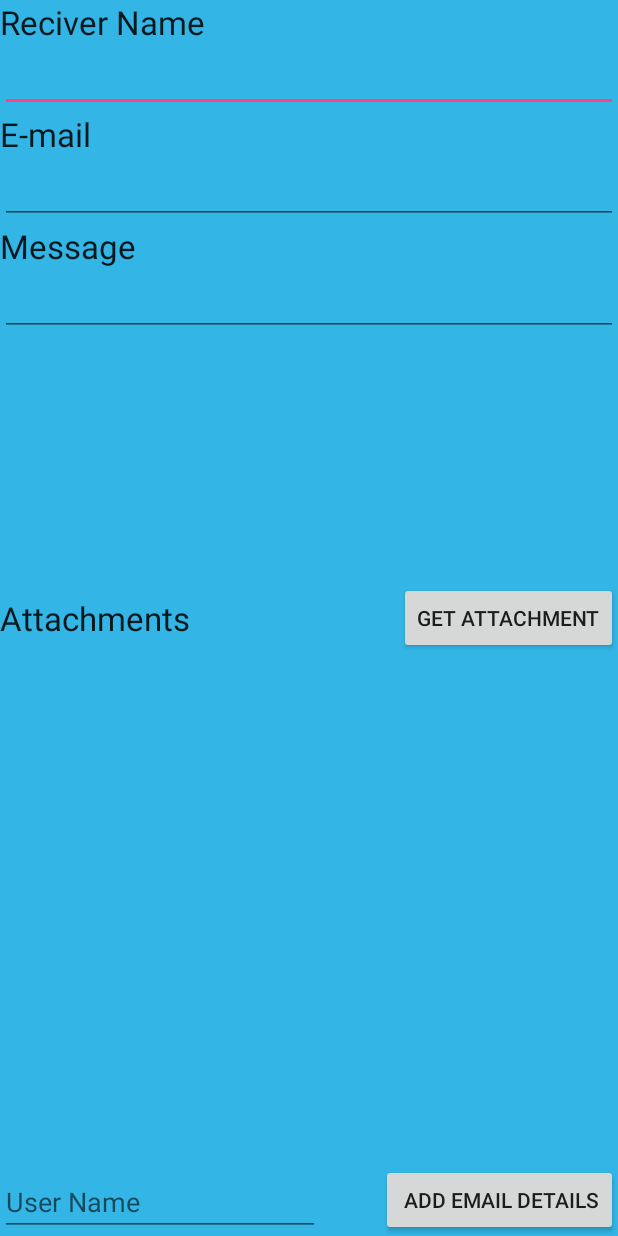
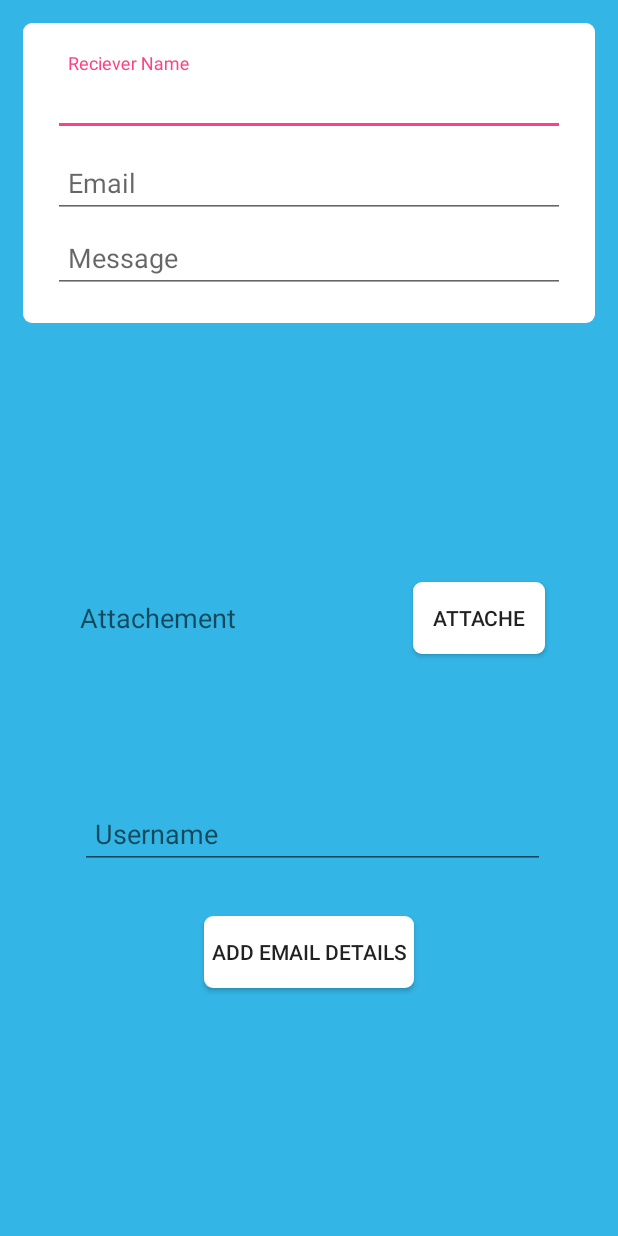
Before and after one commit to ridmal/SeasonalBuddyAndroid, an Android app: the SetEmailDetails screen opened directly, with no data from a screen before it, on a phone screen of 412 x 824 dp. Run offline under Robolectric (Android 15) with nearby library versions, the phone set to English and light mode, and no system bars; Roboto replaces fonts that are not available here; 2 statements that could not run were skipped.

Commit message:
send email layout edited

```diff
--- /dev/null
+++ b/app/src/main/res/drawable/bg_button_rounded.xml
@@ -0,0 +1,24 @@
+<?xml version="1.0" encoding="utf-8"?>
+<shape
+    xmlns:android="http://schemas.android.com/apk/res/android"
+    android:shape="rectangle">
+
+    <!-- view background color -->
+    <solid
+        android:color="#ffffff" >
+    </solid>
+
+    <!-- If you want to add some padding -->
+    <padding
+        android:left="5dp"
+        android:top="5dp"
+        android:right="5dp"
+        android:bottom="5dp"    >
+    </padding>
+
+    <!-- Here is the corner radius -->
+    <corners
+        android:radius="6dp"   >
+    </corners>
+
+</shape>
--- /dev/null
+++ b/app/src/main/res/drawable/bg_form_round_layout.xml
@@ -0,0 +1,24 @@
+<?xml version="1.0" encoding="utf-8"?>
+<shape
+    xmlns:android="http://schemas.android.com/apk/res/android"
+    android:shape="rectangle">
+
+    <!-- view background color -->
+    <solid
+        android:color="@color/white" >
+    </solid>
+
+    <!-- If you want to add some padding -->
+    <padding
+        android:left="5dp"
+        android:top="5dp"
+        android:right="5dp"
+        android:bottom="5dp"    >
+    </padding>
+
+    <!-- Here is the corner radius -->
+    <corners
+        android:radius="6dp"   >
+    </corners>
+
+</shape>
--- a/app/src/main/res/layout/activity_send_email.xml
+++ b/app/src/main/res/layout/activity_send_email.xml
@@ -6,120 +6,122 @@
     android:layout_height="match_parent"
     android:background="@android:color/holo_blue_light"
     tools:context=".Reminder.SetEmailDetails">
+    <RelativeLayout
+        android:layout_width="match_parent"
+        android:layout_height="wrap_content"
+        android:id="@+id/relativeLayout5"
+        android:background="@drawable/bg_form_round_layout"
+        android:layout_margin="15dp">
 
-    <TextView
-        android:layout_width="wrap_content"
-        android:layout_height="wrap_content"
-        android:textAppearance="?android:attr/textAppearanceLarge"
-        android:text="Reciver Name"
-        android:id="@+id/textView"
-        android:layout_alignParentTop="true"
-        android:layout_alignParentLeft="true"
-        android:layout_alignParentStart="true" />
+        <android.support.design.widget.TextInputLayout
+            android:id="@+id/input_layout_recieverName"
+            android:layout_width="match_parent"
+            android:layout_height="wrap_content"
+            android:layout_margin="15dp">
 
-    <EditText
-        android:layout_width="fill_parent"
-        android:layout_height="wrap_content"
-        android:inputType="textPersonName"
-        android:ems="10"
-        android:id="@+id/etrname"
-        android:layout_below="@+id/textView"
-        android:layout_alignParentLeft="true"
-        android:layout_alignParentStart="true"
-        android:layout_alignParentRight="true"
-        android:layout_alignParentEnd="true" />
+            <EditText
+                android:id="@+id/etrname"
+                android:layout_width="match_parent"
+                android:layout_height="wrap_content"
+                android:inputType="textEmailAddress"
+                android:hint="Reciever Name"
+                android:padding="10dp" />
+        </android.support.design.widget.TextInputLayout>
 
-    <TextView
-        android:layout_width="wrap_content"
-        android:layout_height="wrap_content"
-        android:textAppearance="?android:attr/textAppearanceLarge"
-        android:text="E-mail"
-        android:id="@+id/textView2"
-        android:layout_below="@+id/etrname" />
+        <android.support.design.widget.TextInputLayout
+            android:id="@+id/input_layout_email"
+            android:layout_width="match_parent"
+            android:layout_height="wrap_content"
+            android:layout_alignParentLeft="true"
+            android:layout_alignParentStart="true"
+            android:layout_marginTop="70dp"
+            android:layout_marginLeft="15dp"
+            android:layout_marginRight="15dp"
+            android:layout_marginBottom="15dp">
 
-    <EditText
-        android:layout_width="fill_parent"
-        android:layout_height="wrap_content"
-        android:inputType="textEmailAddress"
-        android:ems="10"
-        android:id="@+id/etemail"
-        android:layout_below="@+id/textView2"
-        android:layout_alignParentLeft="true"
-        android:layout_alignParentStart="true"
-        android:layout_alignRight="@+id/etrname"
-        android:layout_alignEnd="@+id/etrname" />
+            <EditText
+                android:id="@+id/etemail"
+                android:layout_width="match_parent"
+                android:layout_height="wrap_content"
+                android:inputType="textEmailAddress"
+                android:hint="Email"
+                android:padding="10dp" />
+        </android.support.design.widget.TextInputLayout>
 
-    <TextView
-        android:layout_width="wrap_content"
-        android:layout_height="wrap_content"
-        android:textAppearance="?android:attr/textAppearanceLarge"
-        android:text="Message"
-        android:id="@+id/textView3"
-        android:layout_below="@+id/etemail"
-        android:layout_alignParentLeft="true"
-        android:layout_alignParentStart="true" />
+        <android.support.design.widget.TextInputLayout
+            android:id="@+id/input_layout_message"
+            android:layout_width="match_parent"
+            android:layout_height="wrap_content"
+            android:layout_alignParentTop="true"
+            android:layout_alignParentLeft="true"
+            android:layout_alignParentStart="true"
+            android:layout_marginTop="120dp"
+            android:layout_marginLeft="15dp"
+            android:layout_marginRight="15dp"
+            android:layout_marginBottom="15dp">
 
-    <EditText
-        android:layout_width="wrap_content"
-        android:layout_height="wrap_content"
-        android:inputType="textMultiLine"
-        android:ems="10"
-        android:id="@+id/etmsg"
-        android:layout_below="@+id/textView3"
-        android:layout_alignParentLeft="true"
-        android:layout_alignParentStart="true"
-        android:layout_alignRight="@+id/etemail"
-        android:layout_alignEnd="@+id/etemail" />
+            <EditText
+                android:id="@+id/etmsg"
+                android:layout_width="match_parent"
+                android:layout_height="wrap_content"
+                android:inputType="textEmailAddress"
+                android:hint="Message"
+                android:padding="10dp" />
+        </android.support.design.widget.TextInputLayout>
 
-    <Button
-        android:layout_width="wrap_content"
-        android:layout_height="wrap_content"
-        android:text=" Add Email Details"
-        android:id="@+id/btnaddemail"
-        android:layout_alignParentBottom="true"
-        android:layout_alignParentRight="true"
-        android:layout_alignParentEnd="true" />
-
-    <TextView
-        android:layout_width="wrap_content"
-        android:layout_height="wrap_content"
-        android:textAppearance="?android:attr/textAppearanceLarge"
-        android:text="Attachments"
-        android:id="@+id/textView4"
-        android:layout_centerVertical="true"
-        android:layout_alignParentLeft="true"
-        android:layout_alignParentStart="true" />
-
-    <Button
-        android:layout_width="wrap_content"
-        android:layout_height="wrap_content"
-        android:text="Get Attachment"
-        android:id="@+id/btngetatt"
-        android:layout_centerVertical="true"
-        android:layout_alignParentRight="true"
-        android:layout_alignParentEnd="true" />
-
-    <ImageView
-        android:layout_width="100dp"
-        android:layout_height="100dp"
-        android:id="@+id/imgattach"
-        android:layout_below="@+id/txtpath"
-         />
+    </RelativeLayout>
 
     <TextView
         android:layout_width="wrap_content"
         android:layout_height="wrap_content"
         android:textAppearance="?android:attr/textAppearanceMedium"
-        android:id="@+id/txtpath"
-        android:layout_below="@+id/btngetatt"
-         />
+        android:text="Attachement"
+        android:id="@+id/textView16"
+        android:layout_centerVertical="true"
+        android:layout_alignLeft="@+id/relativeLayout5"
+        android:layout_alignStart="@+id/relativeLayout5"
+        android:layout_marginLeft="38dp"
+        android:layout_marginStart="38dp" />
 
-    <EditText
+    <Button
         android:layout_width="wrap_content"
         android:layout_height="wrap_content"
-        android:inputType="textPersonName"
-        android:ems="10"
-        android:id="@+id/etuname"
-        android:layout_alignParentBottom="true"
-        android:hint="User Name" />
+        android:text="Attache"
+        android:id="@+id/btngetatt"
+        android:layout_centerVertical="true"
+        android:layout_alignRight="@+id/relativeLayout5"
+        android:layout_alignEnd="@+id/relativeLayout5"
+        android:layout_marginRight="33dp"
+        android:layout_marginEnd="33dp"
+        android:background="@drawable/bg_button_rounded" />
+    <android.support.design.widget.TextInputLayout
+        android:id="@+id/input_layout_username"
+        android:layout_width="match_parent"
+        android:layout_height="wrap_content"
+        android:layout_marginTop="88dp"
+        android:layout_below="@+id/btngetatt"
+        android:layout_alignRight="@+id/btngetatt"
+        android:layout_alignEnd="@+id/btngetatt"
+        android:layout_alignLeft="@+id/textView16"
+        android:layout_alignStart="@+id/textView16">
+
+        <EditText
+            android:id="@+id/etuname"
+            android:layout_width="match_parent"
+            android:layout_height="wrap_content"
+            android:inputType="textEmailAddress"
+            android:hint="Username"
+            android:padding="10dp" />
+    </android.support.design.widget.TextInputLayout>
+
+    <Button
+        android:layout_width="wrap_content"
+        android:layout_height="wrap_content"
+        android:text="Add Email Details"
+        android:id="@+id/btnaddemail"
+        android:background="@drawable/bg_button_rounded"
+        android:layout_below="@+id/input_layout_username"
+        android:layout_centerHorizontal="true"
+        android:layout_marginTop="31dp" />
+
 </RelativeLayout>
--- a/app/src/main/res/values/colors.xml
+++ b/app/src/main/res/values/colors.xml
@@ -13,4 +13,5 @@
 <color name="list_row_end_color">#ffffff</color>
 <color name="list_row_hover_start_color">#ebeef0</color>
 <color name="list_row_hover_end_color">#ebeef0</color>
+    <color name="white">#ffffff</color>
 </resources>
```
